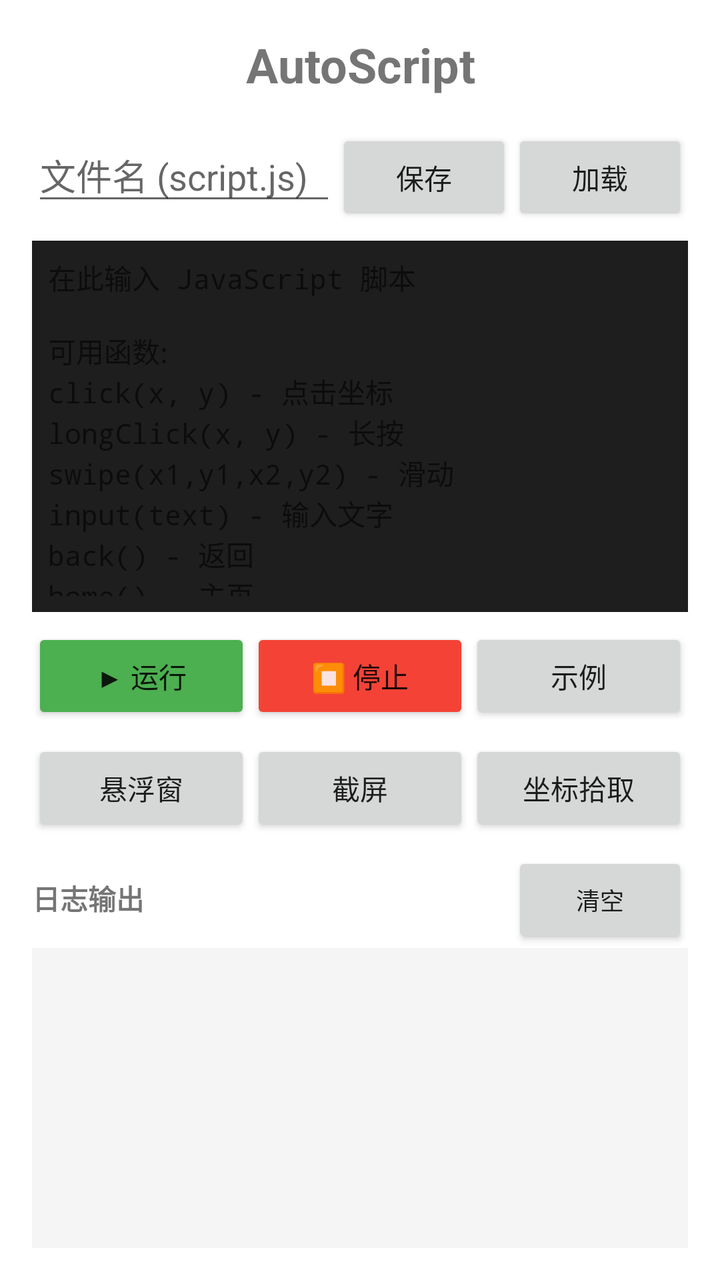
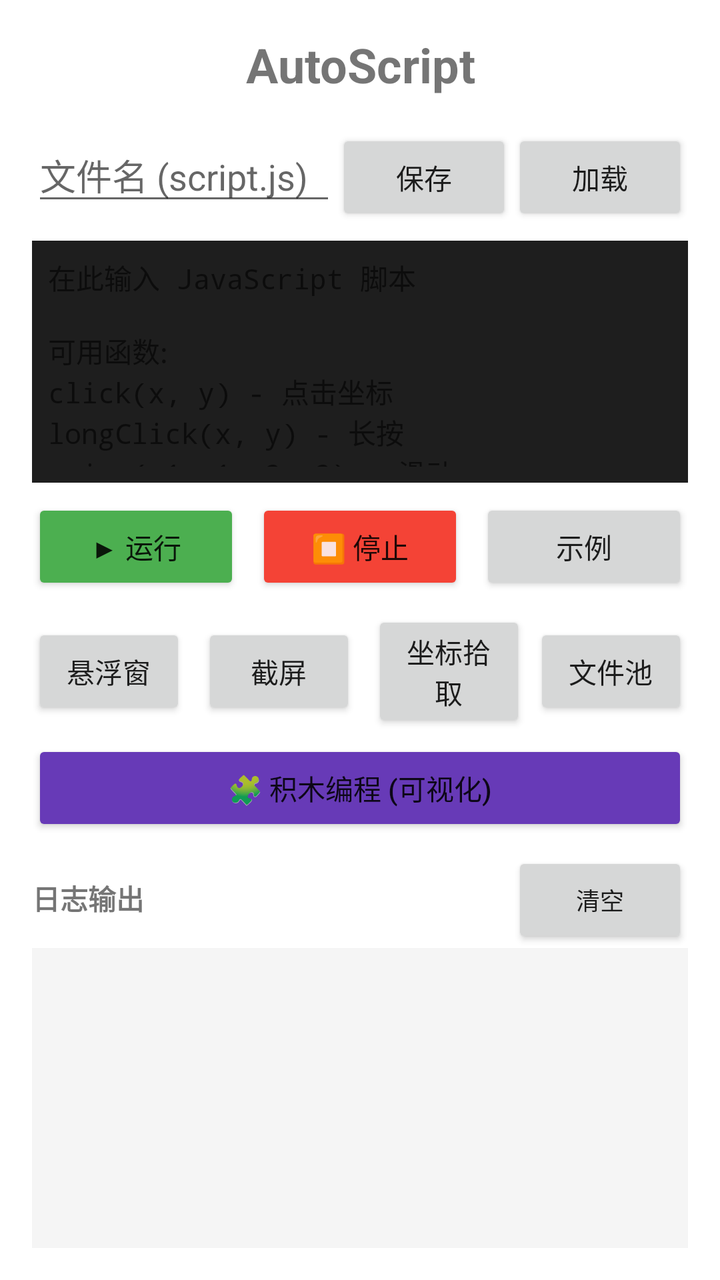

Before-and-after screenshots of an Android layout around one commit, followed by the original layout XML and the change that was made.
<!-- AndroidManifest.xml: application theme Theme.AutoScript -->
<!-- res/layout/activity_main.xml -->
<?xml version="1.0" encoding="utf-8"?>
<LinearLayout xmlns:android="http://schemas.android.com/apk/res/android"
    xmlns:tools="http://schemas.android.com/tools"
    android:layout_width="match_parent"
    android:layout_height="match_parent"
    android:orientation="vertical"
    android:padding="16dp"
    tools:ignore="HardcodedText,ButtonStyle,LabelFor">

    
    <TextView
        android:layout_width="match_parent"
        android:layout_height="wrap_content"
        android:text="AutoScript"
        android:textSize="24sp"
        android:textStyle="bold"
        android:gravity="center"
        android:paddingBottom="16dp" />

    
    <LinearLayout
        android:layout_width="match_parent"
        android:layout_height="wrap_content"
        android:orientation="horizontal"
        android:paddingBottom="8dp">

        <EditText
            android:id="@+id/etFileName"
            android:layout_width="0dp"
            android:layout_height="wrap_content"
            android:layout_weight="1"
            android:hint="文件名 (script.js)"
            android:inputType="text"
            android:singleLine="true"
            android:autofillHints="filename"
            android:importantForAutofill="no" />

        <Button
            android:id="@+id/btnSave"
            android:layout_width="wrap_content"
            android:layout_height="wrap_content"
            android:text="保存" />

        <Button
            android:id="@+id/btnLoad"
            android:layout_width="wrap_content"
            android:layout_height="wrap_content"
            android:text="加载" />
    </LinearLayout>

    
    <EditText
        android:id="@+id/etScript"
        android:layout_width="match_parent"
        android:layout_height="0dp"
        android:layout_weight="1"
        android:minHeight="200dp"
        android:inputType="textMultiLine"
        android:hint="在此输入 JavaScript 脚本&#10;&#10;可用函数:&#10;click(x, y) - 点击坐标&#10;longClick(x, y) - 长按&#10;swipe(x1,y1,x2,y2) - 滑动&#10;input(text) - 输入文字&#10;back() - 返回&#10;home() - 主页&#10;sleep(ms) - 延迟&#10;log(msg) - 输出日志&#10;toast(msg) - 显示提示&#10;&#10;节点操作:&#10;clickText(text) - 通过文本点击&#10;clickId(id) - 通过ID点击&#10;findText(text) - 查找文本&#10;&#10;识图操作:&#10;findImage(path) - 查找图片&#10;findAndClick(path) - 查找并点击&#10;&#10;颜色操作:&#10;getColor(x,y) - 获取颜色&#10;findColor(hex) - 查找颜色&#10;colorMatch(x,y,hex) - 颜色匹配"
        android:gravity="top"
        android:fontFamily="monospace"
        android:textSize="14sp"
        android:background="#1E1E1E"
        android:textColor="#FFFFFF"
        android:padding="8dp"
        android:scrollbars="vertical"
        android:importantForAutofill="no" />

    
    <LinearLayout
        android:layout_width="match_parent"
        android:layout_height="wrap_content"
        android:orientation="horizontal"
        android:paddingTop="8dp"
        android:gravity="center">

        <Button
            android:id="@+id/btnRun"
            android:layout_width="0dp"
            android:layout_height="wrap_content"
            android:layout_weight="1"
            android:text="▶ 运行"
            android:backgroundTint="#4CAF50" />

        <Button
            android:id="@+id/btnStop"
            android:layout_width="0dp"
            android:layout_height="wrap_content"
            android:layout_weight="1"
            android:text="⏹ 停止"
            android:backgroundTint="#F44336" />

        <Button
            android:id="@+id/btnSample"
            android:layout_width="0dp"
            android:layout_height="wrap_content"
            android:layout_weight="1"
            android:text="示例" />
    </LinearLayout>

    
    <LinearLayout
        android:layout_width="match_parent"
        android:layout_height="wrap_content"
        android:orientation="horizontal"
        android:paddingTop="8dp"
        android:gravity="center">

        <Button
            android:id="@+id/btnFloating"
            android:layout_width="0dp"
            android:layout_height="wrap_content"
            android:layout_weight="1"
            android:text="悬浮窗" />

        <Button
            android:id="@+id/btnScreenCapture"
            android:layout_width="0dp"
            android:layout_height="wrap_content"
            android:layout_weight="1"
            android:text="截屏" />

        <Button
            android:id="@+id/btnCoordPicker"
            android:layout_width="0dp"
            android:layout_height="wrap_content"
            android:layout_weight="1"
            android:text="坐标拾取" />
    </LinearLayout>

    
    <LinearLayout
        android:layout_width="match_parent"
        android:layout_height="wrap_content"
        android:orientation="vertical"
        android:paddingTop="8dp">

        <LinearLayout
            android:layout_width="match_parent"
            android:layout_height="wrap_content"
            android:orientation="horizontal">

            <TextView
                android:layout_width="0dp"
                android:layout_height="wrap_content"
                android:layout_weight="1"
                android:text="日志输出"
                android:textStyle="bold" />

            <Button
                android:id="@+id/btnClearLog"
                android:layout_width="wrap_content"
                android:layout_height="wrap_content"
                android:text="清空"
                android:textSize="12sp" />
        </LinearLayout>

        <ScrollView
            android:id="@+id/scrollLog"
            android:layout_width="match_parent"
            android:layout_height="150dp"
            android:background="#F5F5F5"
            android:padding="8dp">

            <TextView
                android:id="@+id/tvLog"
                android:layout_width="match_parent"
                android:layout_height="wrap_content"
                android:fontFamily="monospace"
                android:textSize="12sp" />
        </ScrollView>
    </LinearLayout>

</LinearLayout>
<!-- resources referenced by this layout -->
<resources>
  <style name="Theme.AutoScript" parent="Theme.MaterialComponents.DayNight.DarkActionBar">
          <item name="colorPrimary">#4CAF50</item>
          <item name="colorPrimaryVariant">#388E3C</item>
          <item name="colorOnPrimary">#FFFFFF</item>
          <item name="colorSecondary">#FF9800</item>
          <item name="colorSecondaryVariant">#F57C00</item>
          <item name="colorOnSecondary">#000000</item>
      </style>
</resources>

<!-- the commit's change to res/layout/activity_main.xml (unified diff, before → after) -->
@@ -79,6 +79,7 @@
             android:layout_width="0dp"
             android:layout_height="wrap_content"
             android:layout_weight="1"
+            android:layout_marginEnd="4dp"
             android:text="▶ 运行"
             android:backgroundTint="#4CAF50" />
 
@@ -87,6 +88,8 @@
             android:layout_width="0dp"
             android:layout_height="wrap_content"
             android:layout_weight="1"
+            android:layout_marginStart="4dp"
+            android:layout_marginEnd="4dp"
             android:text="⏹ 停止"
             android:backgroundTint="#F44336" />
 
@@ -95,6 +98,7 @@
             android:layout_width="0dp"
             android:layout_height="wrap_content"
             android:layout_weight="1"
+            android:layout_marginStart="4dp"
             android:text="示例" />
     </LinearLayout>
 
@@ -111,6 +115,7 @@
             android:layout_width="0dp"
             android:layout_height="wrap_content"
             android:layout_weight="1"
+            android:layout_marginEnd="4dp"
             android:text="悬浮窗" />
 
         <Button
@@ -118,6 +123,8 @@
             android:layout_width="0dp"
             android:layout_height="wrap_content"
             android:layout_weight="1"
+            android:layout_marginStart="4dp"
+            android:layout_marginEnd="4dp"
             android:text="截屏" />
 
         <Button
@@ -125,8 +132,26 @@
             android:layout_width="0dp"
             android:layout_height="wrap_content"
             android:layout_weight="1"
+            android:layout_marginStart="4dp"
             android:text="坐标拾取" />
+
+        <Button
+            android:id="@+id/btnFilePool"
+            android:layout_width="0dp"
+            android:layout_height="wrap_content"
+            android:layout_weight="1"
+            android:layout_marginStart="4dp"
+            android:text="文件池" />
     </LinearLayout>
+
+    
+    <Button
+        android:id="@+id/btnBlockEditor"
+        android:layout_width="match_parent"
+        android:layout_height="wrap_content"
+        android:layout_marginTop="4dp"
+        android:text="🧩 积木编程 (可视化)"
+        android:backgroundTint="#673AB7" />
 
     
     <LinearLayout
